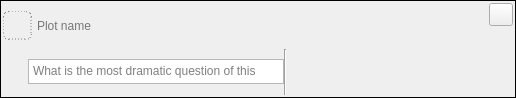
Old version of the form ui/plot_widget.ui in the repository zkovari/plotlyst.
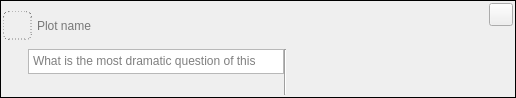
New version of the form. Custom widgets are drawn as their Qt base class.

Diff of the .ui file:
```diff
--- a/ui/plot_widget.ui
+++ b/ui/plot_widget.ui
@@ -119,7 +119,7 @@
      <property name="leftMargin">
       <number>25</number>
      </property>
-     <item>
+     <item alignment="Qt::AlignTop">
       <widget class="AutoAdjustableTextEdit" name="textQuestion">
        <property name="sizePolicy">
         <sizepolicy hsizetype="Expanding" vsizetype="Maximum">
@@ -152,20 +152,14 @@
       </widget>
      </item>
      <item>
-      <widget class="QWidget" name="wdgValues" native="true"/>
-     </item>
-     <item>
-      <spacer name="horizontalSpacer_2">
-       <property name="orientation">
-        <enum>Qt::Horizontal</enum>
+      <widget class="QWidget" name="wdgValues" native="true">
+       <property name="sizePolicy">
+        <sizepolicy hsizetype="Expanding" vsizetype="Preferred">
+         <horstretch>0</horstretch>
+         <verstretch>0</verstretch>
+        </sizepolicy>
        </property>
-       <property name="sizeHint" stdset="0">
-        <size>
-         <width>40</width>
-         <height>20</height>
-        </size>
-       </property>
-      </spacer>
+      </widget>
      </item>
     </layout>
    </item>
```
